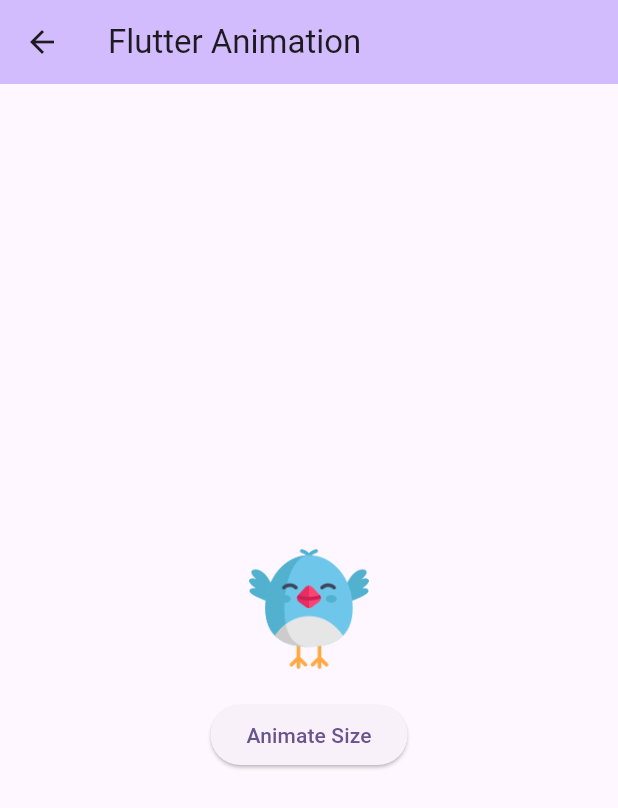
After one commit to kamran8545/flutter_animations, a Flutter app: the screen it shows after launch, after a tap on "Animated Size", on a phone screen of 412 x 824 dp. The commit adds this screen. Shown: the top 808 px of the screen. Run offline on Flutter 3.47's test engine with Material 3 defaults, Android fonts, the phone set to English and light mode, and no system bars.

Commit message:
completed animated size widget

```diff
--- a/lib/main.dart
+++ b/lib/main.dart
@@ -5,6 +5,7 @@ import 'package:flutter_animations/widgets/animated_opacity_widget.dart';
 import 'package:flutter_animations/widgets/animated_padding_widget.dart';
 import 'package:flutter_animations/widgets/animated_rotation_widget.dart';
 import 'package:flutter_animations/widgets/animated_scale_widget.dart';
+import 'package:flutter_animations/widgets/animated_size_widget.dart';
 import 'package:flutter_animations/widgets/animated_slide_widget.dart';
 
 void main() {
@@ -126,6 +127,17 @@ class _MyHomePageState extends State<MyHomePage> {
               child: const Text('Animated Slide'),
             ),
             const SizedBox(height: 20,),
+            ElevatedButton(
+              onPressed: () {
+                Navigator.of(context).push(
+                  MaterialPageRoute(
+                    builder: (context) => AnimatedSizeWidget(title: widget.title),
+                  ),
+                );
+              },
+              child: const Text('Animated Size'),
+            ),
+            const SizedBox(height: 20,),
           ],
         ),
       ),
--- /dev/null
+++ b/lib/widgets/animated_size_widget.dart
@@ -0,0 +1,56 @@
+import 'package:flutter/material.dart';
+
+class AnimatedSizeWidget extends StatefulWidget {
+  const AnimatedSizeWidget({Key? key, required this.title}) : super(key: key);
+  final String title;
+
+  @override
+  State<AnimatedSizeWidget> createState() => _AnimatedSizeWidgetState();
+}
+
+class _AnimatedSizeWidgetState extends State<AnimatedSizeWidget> {
+
+  double width = 80, height = 80;
+
+  @override
+  Widget build(BuildContext context) {
+    return Scaffold(
+      appBar: AppBar(
+        backgroundColor: Theme.of(context).colorScheme.inversePrimary,
+        title: Text(widget.title),
+      ),
+      body: Column(
+        mainAxisAlignment: MainAxisAlignment.center,
+        children: [
+          AnimatedSize(
+            reverseDuration: Duration(milliseconds: 400),
+            duration: Duration(milliseconds: 400),
+            child: Image.asset(
+              'assets/icons/bird.png',
+              height: height,
+              width: width,
+            ),
+          ),
+          const SizedBox(
+            height: 20,
+            width: double.infinity,
+          ),
+          ElevatedButton(
+            onPressed: () {
+              setState(() {
+                if(height == 80) {
+                  height = 160;
+                  width = 160;
+                }else{
+                  height = 80;
+                  width = 80;
+                }
+              });
+            },
+            child: const Text('Animate Size'),
+          ),
+        ],
+      ),
+    );
+  }
+}
```
